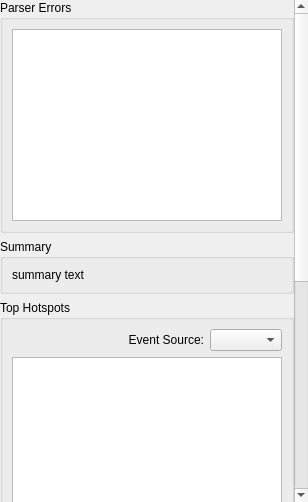
This is src/resultssummarypage.ui in KDAB/hotspot as Qt 5 draws it before an edit. The edited form follows.
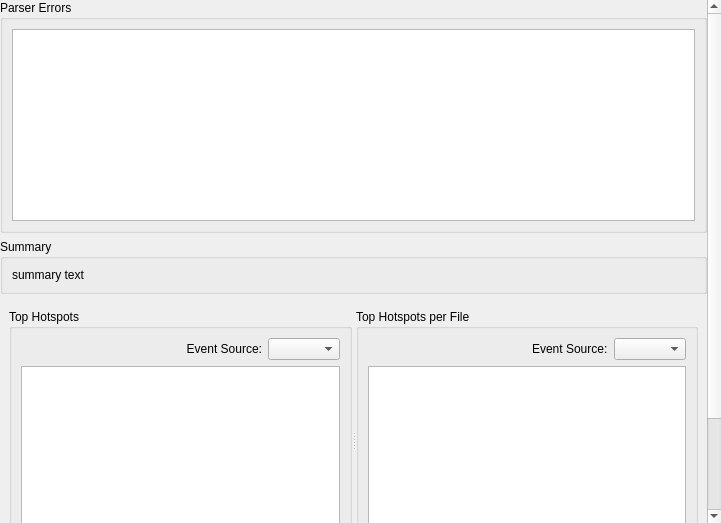
This is the edited form.

Commit message:
Layout top costs next to each other on summary page
Use a splitter to let the user resize these at will.

Fixes: https://github.com/KDAB/hotspot/issues/532

```diff
--- a/src/resultssummarypage.ui
+++ b/src/resultssummarypage.ui
@@ -6,8 +6,8 @@
    <rect>
     <x>0</x>
     <y>0</y>
-    <width>308</width>
-    <height>502</height>
+    <width>721</width>
+    <height>523</height>
    </rect>
   </property>
   <property name="toolTip">
@@ -38,9 +38,9 @@
       <property name="geometry">
        <rect>
         <x>0</x>
-        <y>0</y>
-        <width>287</width>
-        <height>679</height>
+        <y>-84</y>
+        <width>700</width>
+        <height>691</height>
        </rect>
       </property>
       <layout class="QVBoxLayout" name="verticalLayout_11">
@@ -119,6 +119,13 @@
         </widget>
        </item>
        <item>
+        <widget class="QWidget" name="widget_3" native="true">
+         <layout class="QHBoxLayout" name="horizontalLayout_2">
+          <item>
+           <widget class="QSplitter" name="splitter">
+            <property name="orientation">
+             <enum>Qt::Horizontal</enum>
+            </property>
         <widget class="QGroupBox" name="groupBox_2">
          <property name="toolTip">
           <string>The hotspots found in the profile, i.e. the code that contributed the most samples.</string>
@@ -192,8 +199,6 @@
           </item>
          </layout>
         </widget>
-       </item>
-       <item>
         <widget class="QGroupBox" name="groupBox">
          <property name="title">
           <string>Top Hotspots per File</string>
@@ -248,6 +253,10 @@
             <property name="uniformRowHeights">
              <bool>true</bool>
             </property>
+               </widget>
+              </item>
+             </layout>
+            </widget>
            </widget>
           </item>
          </layout>
```
Lines whose indentation alone changed are shown as unchanged.
